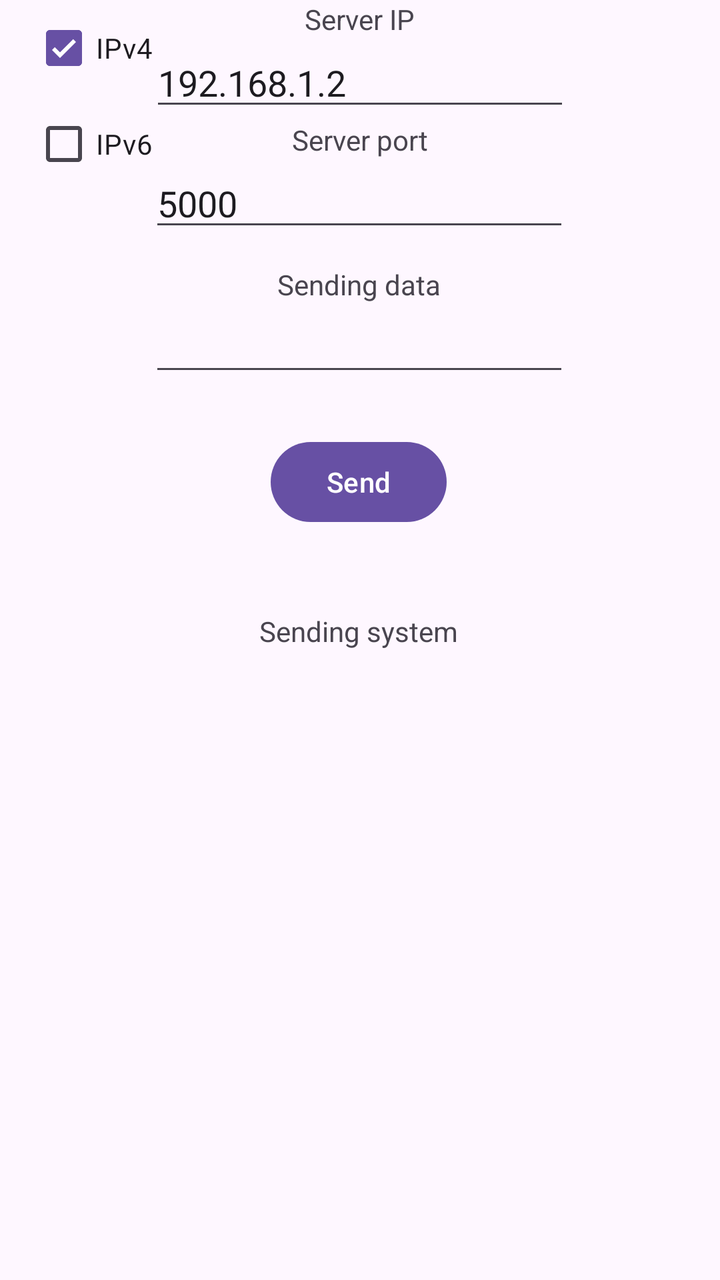
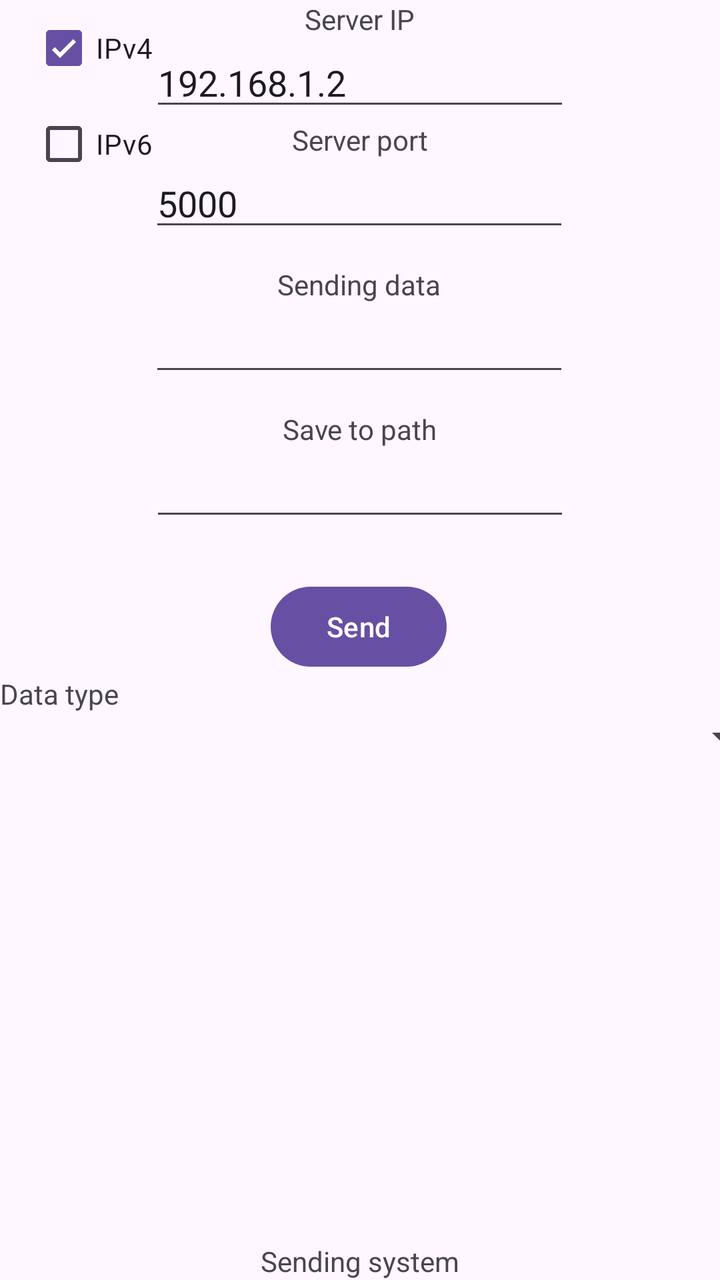

Compare the two renders of this Android layout. The source of the first and the diff that turns it into the second are given below.
<!-- AndroidManifest.xml: application theme Theme.SendingSystemClient -->
<!-- res/layout/activity_main.xml -->
<?xml version="1.0" encoding="utf-8"?>
<androidx.constraintlayout.widget.ConstraintLayout xmlns:android="http://schemas.android.com/apk/res/android"
    xmlns:app="http://schemas.android.com/apk/res-auto"
    xmlns:tools="http://schemas.android.com/tools"
    android:id="@+id/main"
    android:layout_width="match_parent"
    android:layout_height="match_parent"
    tools:context=".MainActivity">


    <EditText
        android:id="@+id/editTextSendingData"
        android:layout_width="wrap_content"
        android:layout_height="wrap_content"
        android:autofillHints="something"
        android:ems="10"
        android:inputType="text"
        android:text=""
        app:layout_constraintEnd_toEndOf="parent"
        app:layout_constraintHorizontal_bias="0.497"
        app:layout_constraintStart_toStartOf="parent"
        app:layout_constraintTop_toBottomOf="@+id/textView4"
        tools:ignore="LabelFor" />

    <TextView
        android:id="@+id/textView"
        android:layout_width="wrap_content"
        android:layout_height="wrap_content"
        android:text="@string/server_ip"
        app:layout_constraintEnd_toEndOf="parent"
        app:layout_constraintStart_toStartOf="parent"
        app:layout_constraintTop_toTopOf="parent" />

    <TextView
        android:id="@+id/textView3"
        android:layout_width="wrap_content"
        android:layout_height="wrap_content"
        android:text="@string/server_port"
        app:layout_constraintEnd_toEndOf="parent"
        app:layout_constraintStart_toStartOf="parent"
        app:layout_constraintTop_toBottomOf="@+id/editTextServerIP" />

    <TextView
        android:id="@+id/textView4"
        android:layout_width="wrap_content"
        android:layout_height="wrap_content"
        android:layout_marginTop="12dp"
        android:text="@string/sending_data"
        app:layout_constraintEnd_toEndOf="parent"
        app:layout_constraintHorizontal_bias="0.498"
        app:layout_constraintStart_toStartOf="parent"
        app:layout_constraintTop_toBottomOf="@+id/editTextServerPort" />

    <EditText
        android:id="@+id/editTextServerIP"
        android:layout_width="wrap_content"
        android:layout_height="wrap_content"
        android:autofillHints="192.168.1.2"
        android:ems="10"
        android:inputType="text"
        android:text="@string/default_server"
        app:layout_constraintEnd_toEndOf="parent"
        app:layout_constraintStart_toStartOf="parent"
        app:layout_constraintTop_toBottomOf="@+id/textView"
        tools:ignore="LabelFor" />

    <EditText
        android:id="@+id/editTextServerPort"
        android:layout_width="wrap_content"
        android:layout_height="wrap_content"
        android:autofillHints="1-65536"
        android:ems="10"
        android:inputType="number"
        android:text="@string/default_port"
        app:layout_constraintEnd_toEndOf="parent"
        app:layout_constraintHorizontal_bias="0.497"
        app:layout_constraintStart_toStartOf="parent"
        app:layout_constraintTop_toBottomOf="@+id/textView3"
        tools:ignore="LabelFor" />

    <Button
        android:id="@+id/button"
        android:layout_width="wrap_content"
        android:layout_height="wrap_content"
        android:layout_marginTop="24dp"
        android:text="@string/send"
        app:layout_constraintEnd_toEndOf="parent"
        app:layout_constraintHorizontal_bias="0.498"
        app:layout_constraintStart_toStartOf="parent"
        app:layout_constraintTop_toBottomOf="@+id/editTextSendingData" />

    <TextView
        android:id="@+id/textView2"
        android:layout_width="wrap_content"
        android:layout_height="wrap_content"
        android:text="@string/sending_system"
        app:layout_constraintBottom_toBottomOf="parent"
        app:layout_constraintEnd_toEndOf="parent"
        app:layout_constraintHorizontal_bias="0.498"
        app:layout_constraintStart_toStartOf="parent"
        app:layout_constraintTop_toBottomOf="@+id/button"
        app:layout_constraintVertical_bias="0.115" />

    <CheckBox
        android:id="@+id/checkBoxIPv4"
        android:layout_width="wrap_content"
        android:layout_height="wrap_content"
        android:layout_marginStart="16dp"
        android:checked="true"
        android:text="@string/ipv4"
        app:layout_constraintStart_toStartOf="parent"
        app:layout_constraintTop_toTopOf="parent" />

    <CheckBox
        android:id="@+id/checkBoxIPv6"
        android:layout_width="wrap_content"
        android:layout_height="wrap_content"
        android:text="@string/ipv6"
        app:layout_constraintStart_toStartOf="@+id/checkBoxIPv4"
        app:layout_constraintTop_toBottomOf="@+id/checkBoxIPv4" />

</androidx.constraintlayout.widget.ConstraintLayout>
<!-- resources referenced by this layout -->
<resources>
  <string name="default_port">5000</string>
  <string name="default_server">192.168.1.2</string>
  <string name="ipv4">IPv4</string>
  <string name="ipv6">IPv6</string>
  <string name="send">Send</string>
  <string name="sending_data">Sending data</string>
  <string name="sending_system">Sending system</string>
  <string name="server_ip">Server IP</string>
  <string name="server_port">Server port</string>
  <style name="Theme.SendingSystemClient" parent="Base.Theme.SendingSystemClient" />
  <style name="Base.Theme.SendingSystemClient" parent="Theme.Material3.DayNight.NoActionBar">
          
          
      </style>
</resources>

<!-- the commit's change to res/layout/activity_main.xml (unified diff, before → after) -->
@@ -20,6 +20,19 @@
         app:layout_constraintHorizontal_bias="0.497"
         app:layout_constraintStart_toStartOf="parent"
         app:layout_constraintTop_toBottomOf="@+id/textView4"
+        tools:ignore="LabelFor" />
+
+    <EditText
+        android:id="@+id/editTextSaveToPath"
+        android:layout_width="wrap_content"
+        android:layout_height="wrap_content"
+        android:autofillHints="something"
+        android:ems="10"
+        android:inputType="text"
+        android:text=""
+        app:layout_constraintEnd_toEndOf="parent"
+        app:layout_constraintStart_toStartOf="parent"
+        app:layout_constraintTop_toBottomOf="@+id/textView5"
         tools:ignore="LabelFor" />
 
     <TextView
@@ -50,6 +63,16 @@
         app:layout_constraintHorizontal_bias="0.498"
         app:layout_constraintStart_toStartOf="parent"
         app:layout_constraintTop_toBottomOf="@+id/editTextServerPort" />
+
+    <TextView
+        android:id="@+id/textView5"
+        android:layout_width="wrap_content"
+        android:layout_height="wrap_content"
+        android:text="@string/save_to_path"
+        android:layout_marginTop="12dp"
+        app:layout_constraintEnd_toEndOf="parent"
+        app:layout_constraintStart_toStartOf="parent"
+        app:layout_constraintTop_toBottomOf="@+id/editTextSendingData" />
 
     <EditText
         android:id="@+id/editTextServerIP"
@@ -82,12 +105,12 @@
         android:id="@+id/button"
         android:layout_width="wrap_content"
         android:layout_height="wrap_content"
+        android:text="@string/send"
         android:layout_marginTop="24dp"
-        android:text="@string/send"
         app:layout_constraintEnd_toEndOf="parent"
         app:layout_constraintHorizontal_bias="0.498"
         app:layout_constraintStart_toStartOf="parent"
-        app:layout_constraintTop_toBottomOf="@+id/editTextSendingData" />
+        app:layout_constraintTop_toBottomOf="@+id/editTextSaveToPath" />
 
     <TextView
         android:id="@+id/textView2"
@@ -96,10 +119,8 @@
         android:text="@string/sending_system"
         app:layout_constraintBottom_toBottomOf="parent"
         app:layout_constraintEnd_toEndOf="parent"
-        app:layout_constraintHorizontal_bias="0.498"
         app:layout_constraintStart_toStartOf="parent"
-        app:layout_constraintTop_toBottomOf="@+id/button"
-        app:layout_constraintVertical_bias="0.115" />
+        app:layout_constraintTop_toBottomOf="@+id/spinnerDataType" />
 
     <CheckBox
         android:id="@+id/checkBoxIPv4"
@@ -119,4 +140,20 @@
         app:layout_constraintStart_toStartOf="@+id/checkBoxIPv4"
         app:layout_constraintTop_toBottomOf="@+id/checkBoxIPv4" />
 
+    <Spinner
+        android:id="@+id/spinnerSendingType"
+        android:layout_width="409dp"
+        android:layout_height="wrap_content"
+        app:layout_constraintEnd_toEndOf="parent"
+        app:layout_constraintStart_toStartOf="parent"
+        app:layout_constraintTop_toBottomOf="@+id/textView6" />
+
+    <TextView
+        android:id="@+id/textView6"
+        android:layout_width="wrap_content"
+        android:layout_height="wrap_content"
+        android:text="@string/data_type"
+        app:layout_constraintStart_toStartOf="parent"
+        app:layout_constraintTop_toBottomOf="@+id/button" />
+
 </androidx.constraintlayout.widget.ConstraintLayout>
<!-- resource entries referenced after the edit -->
@@ -1,9 +1,11 @@
 <!-- resources referenced by this layout -->
 <resources>
+  <string name="data_type">Data type</string>
   <string name="default_port">5000</string>
   <string name="default_server">192.168.1.2</string>
   <string name="ipv4">IPv4</string>
   <string name="ipv6">IPv6</string>
+  <string name="save_to_path">Save to path</string>
   <string name="send">Send</string>
   <string name="sending_data">Sending data</string>
   <string name="sending_system">Sending system</string>
